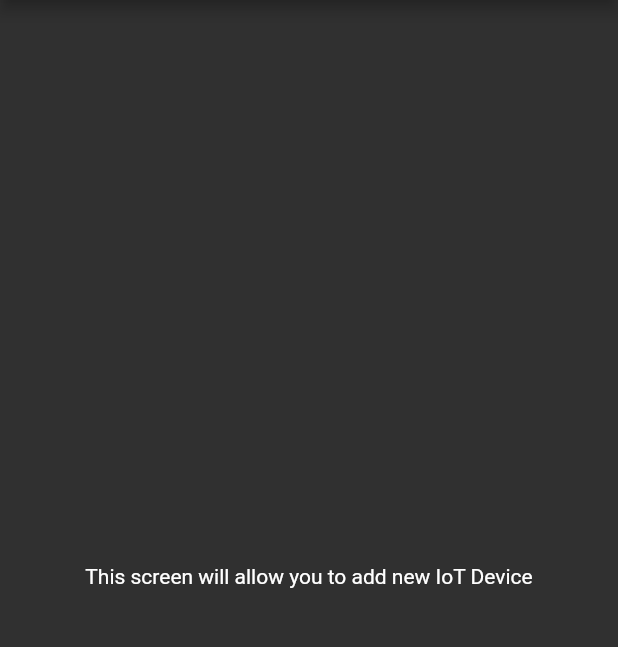
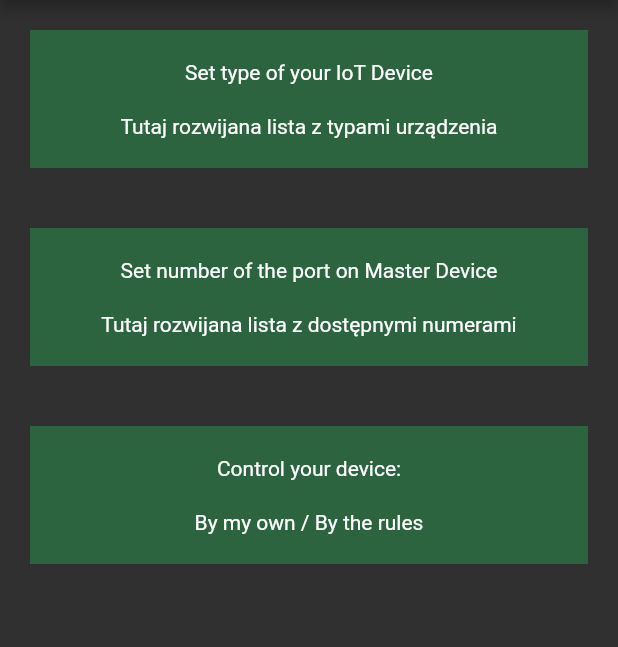
Before and after one commit to stanislawszewerda/smart_home, a Flutter app: the screen it shows once a user with an empty profile is signed in, item 2 of the bottom bar chosen, in the side drawer, after a tap on "Add IoT Device", on a phone screen of 412 x 824 dp, the part 84-731 px from its top. Run offline on Flutter 3.47's test engine with Material 2 defaults, Android fonts, the phone set to English and light mode, and no system bars; our stand-ins replace firebase_auth, firebase_core, google_fonts; accounts and stored records are empty.

Commit message:
Add containers to add_iot_device_page

```diff
--- a/lib/app/addiotdevice/add_iot_device_page.dart
+++ b/lib/app/addiotdevice/add_iot_device_page.dart
@@ -35,10 +35,50 @@ class _AddIotDevicePageState extends State<AddIotDevicePage> {
       /// zrobionego w home page
       drawer: MenuDrawer(user: widget.user),
       body: Center(
-        child: Column(
-          mainAxisAlignment: MainAxisAlignment.center,
-          children: const [
-            Text('This screen will allow you to add new IoT Device')
+        child: ListView(
+          children: [
+            Container(
+              color: const Color.fromARGB(69, 35, 241, 104),
+              padding: const EdgeInsets.all(20.0),
+              margin: const EdgeInsets.all(20.0),
+              child: Column(
+                children: const [
+                  Text('Set type of your IoT Device'),
+                  SizedBox(
+                    height: 20,
+                  ),
+                  Text('Tutaj rozwijana lista z typami urządzenia'),
+                ],
+              ),
+            ),
+            Container(
+              color: const Color.fromARGB(69, 35, 241, 104),
+              padding: const EdgeInsets.all(20.0),
+              margin: const EdgeInsets.all(20.0),
+              child: Column(
+                children: const [
+                  Text('Set number of the port on Master Device'),
+                  SizedBox(
+                    height: 20,
+                  ),
+                  Text('Tutaj rozwijana lista z dostępnymi numerami'),
+                ],
+              ),
+            ),
+            Container(
+              color: const Color.fromARGB(69, 35, 241, 104),
+              padding: const EdgeInsets.all(20.0),
+              margin: const EdgeInsets.all(20.0),
+              child: Column(
+                children: const [
+                  Text('Control your device:'),
+                  SizedBox(
+                    height: 20,
+                  ),
+                  Text('By my own / By the rules'),
+                ],
+              ),
+            ),
           ],
         ),
       ),
```
